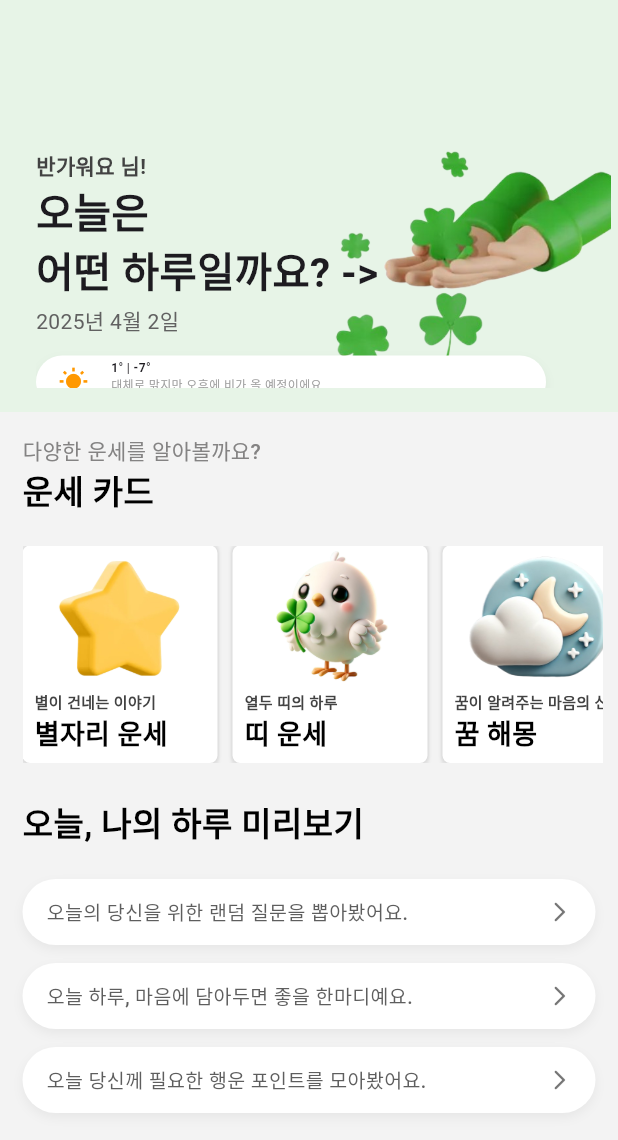
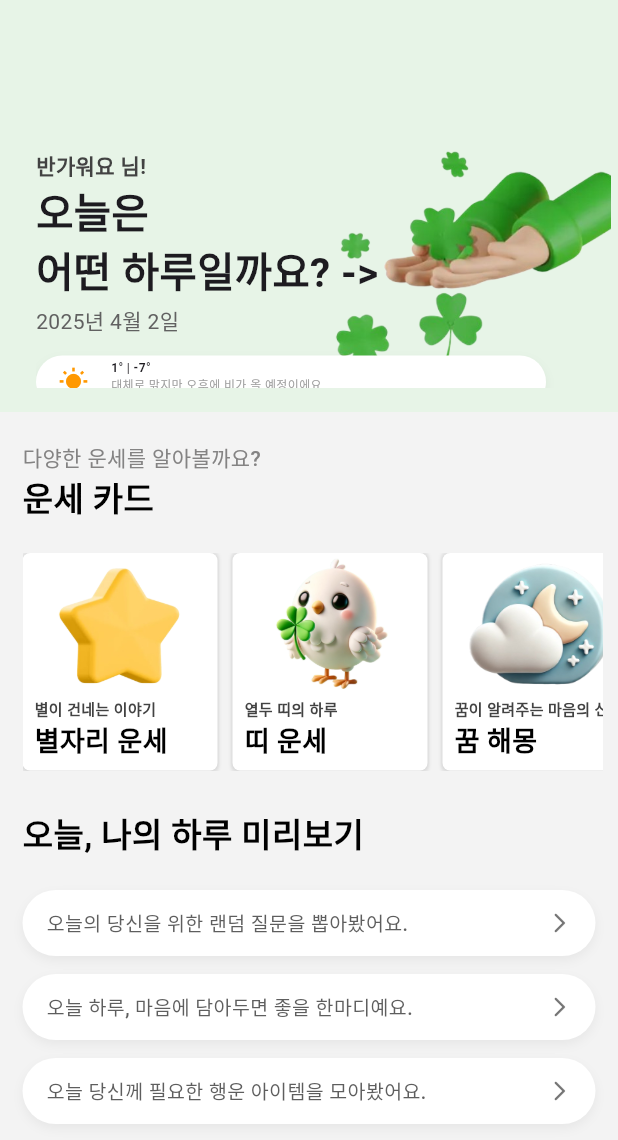
Before and after one commit to haengunse/haengunse-app, a Flutter app: the HomeScreen screen opened directly, on a phone screen of 412 x 824 dp. Shown: the top 1140 px of the screen. Run offline on Flutter 3.47's test engine with Material 3 defaults, Android fonts, the phone set to English and light mode, and no system bars; our stand-ins replace dio, shared_preferences; accounts and stored records are empty; Roboto replaces fonts that are missing (Pretendard).

Commit message:
[feat] 홈-세션2 상단 간격 조정

```diff
--- a/lib/screens/home/session_card.dart
+++ b/lib/screens/home/session_card.dart
@@ -8,10 +8,10 @@ class SessionCard extends StatelessWidget {
   @override
   Widget build(BuildContext context) {
     return Container(
-      height: screenHeight / 3.4,
+      height: screenHeight / 3.3,
       width: double.infinity,
       color: const Color.fromARGB(231, 243, 243, 243),
-      padding: const EdgeInsets.fromLTRB(15, 15, 10, 15),
+      padding: const EdgeInsets.fromLTRB(15, 20, 10, 15),
       child: Column(
         crossAxisAlignment: CrossAxisAlignment.start,
         children: [
--- a/lib/screens/home/session_day.dart
+++ b/lib/screens/home/session_day.dart
@@ -44,7 +44,7 @@ class SessionDay extends StatelessWidget {
   @override
   Widget build(BuildContext context) {
     return Container(
-      height: screenHeight / 2.7,
+      height: screenHeight / 2.8,
       width: double.infinity,
       color: const Color.fromARGB(231, 243, 243, 243),
       padding: const EdgeInsets.fromLTRB(15, 15, 15, 5),
@@ -63,7 +63,7 @@ class SessionDay extends StatelessWidget {
           const SizedBox(height: 15),
           _buildPreviewCard("오늘의 당신을 위한 랜덤 질문을 뽑아봤어요."),
           _buildPreviewCard("오늘 하루, 마음에 담아두면 좋을 한마디예요."),
-          _buildPreviewCard("오늘 당신께 필요한 행운 포인트를 모아봤어요."),
+          _buildPreviewCard("오늘 당신께 필요한 행운 아이템을 모아봤어요."),
         ],
       ),
     );
```
